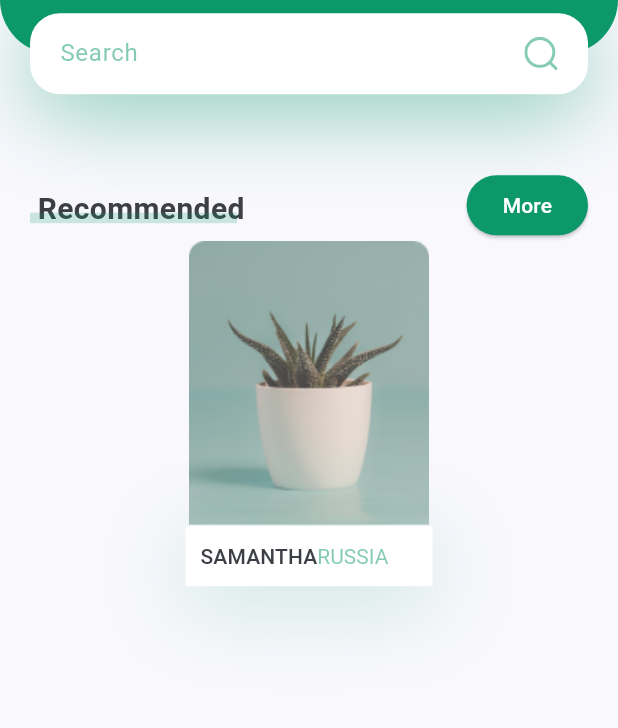
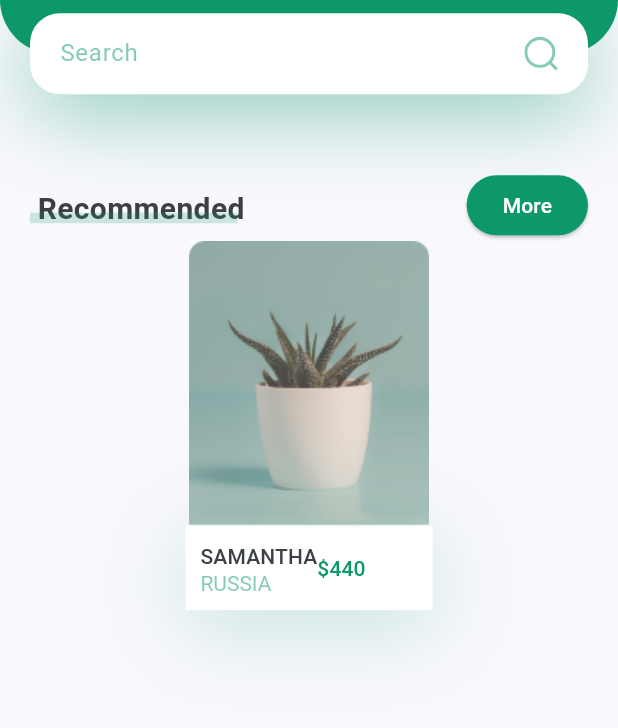
Before and after one commit to namira121/PlantApp, a Flutter app: the screen it shows after launch, on a phone screen of 412 x 824 dp, the part 237-965 px from its top. Run offline on Flutter 3.47's test engine with Material 3 defaults, Android fonts, the phone set to English and light mode, and no system bars; our stand-ins replace flutter_svg.

Commit message:
menambahkan teks untuk harga dan tema untuk teks tsb

```diff
--- a/lib/screens/home/components/body.dart
+++ b/lib/screens/home/components/body.dart
@@ -40,8 +40,8 @@ class Body extends StatelessWidget {
                         text: TextSpan(
                           children: [
                             TextSpan(
-                              text: "Samantha".toUpperCase(),
-                              style: Theme.of(context).textTheme.button,
+                              text: "Samantha\n".toUpperCase(),
+                              style: Theme.of(context).textTheme.labelLarge,
                             ),
                             TextSpan(
                               text: "Russia".toUpperCase(),
@@ -50,7 +50,13 @@ class Body extends StatelessWidget {
                               )
                             )
                           ]
-                        ))
+                        )
+                      ),
+                      Text('\$440',
+                      style: Theme.of(context)
+                      .textTheme
+                      .labelLarge!
+                      .copyWith(color: kPrimaryColor))
                     ],
                   ),
                 )
```
